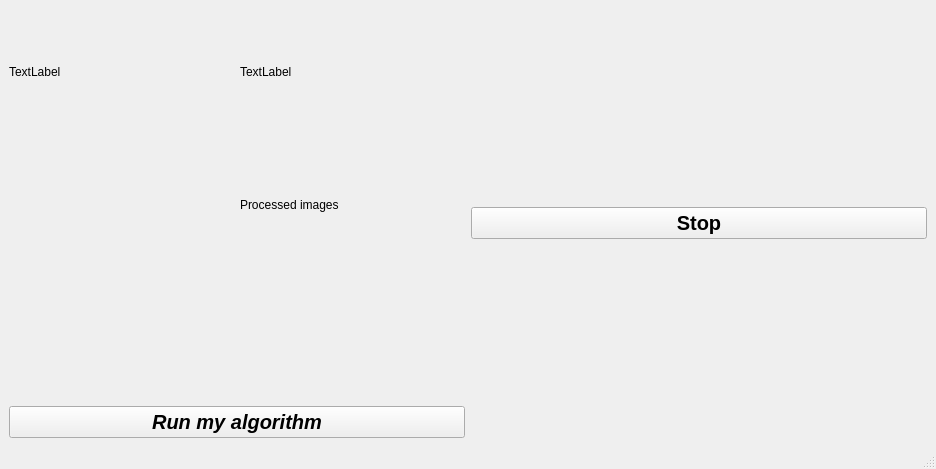
Above: Stop_Practice/gui/3d_reconstructrionui_smaller.ui from RoboticsLabURJC/2016-tfg-irene-lope before the change. Below: the same form after it.
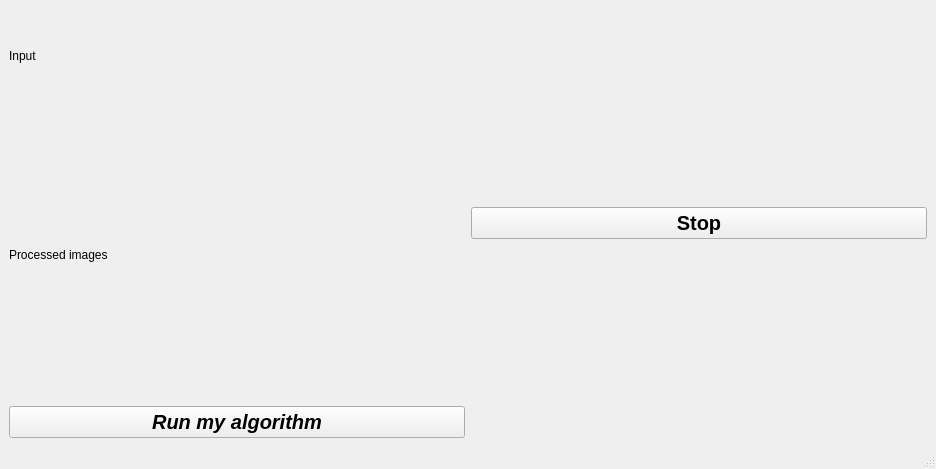
That is the form after the change. Icons and pictures are not drawn.

Diff of the .ui file:
```diff
--- a/Stop_Practice/gui/3d_reconstructrionui_smaller.ui
+++ b/Stop_Practice/gui/3d_reconstructrionui_smaller.ui
@@ -81,35 +81,37 @@
       </property>
       <item>
        <layout class="QGridLayout" name="gridLayout">
-        <item row="2" column="0">
-         <widget class="QLabel" name="imageLeft">
+       <item row="0" column="0">
+         <widget class="QLabel" name="label_1">
           <property name="text">
-           <string>TextLabel</string>
+           <string>Input</string>
           </property>
          </widget>
         </item>
         
-        <item row="4" column="1">
-         <widget class="QLabel" name="imageFiltered">
-          <property name="text">
-           <string/>
-          </property>
-         </widget>
-        </item>
-        <item row="2" column="1">
+        <item row="1" column="0">
          <widget class="QLabel" name="image">
           <property name="text">
-           <string>TextLabel</string>
+           <string/>
           </property>
          </widget>
         </item>
-        <item row="3" column="0">
+        
+        <item row="2" column="0">
          <widget class="QLabel" name="label_2">
           <property name="text">
            <string>Processed images</string>
           </property>
          </widget>
         </item>
+        
+        <item row="3" column="0">
+         <widget class="QLabel" name="imageFiltered">
+          <property name="text">
+           <string/>
+          </property>
+         </widget>
+        </item>
        </layout>
       </item>
       <item>
```
